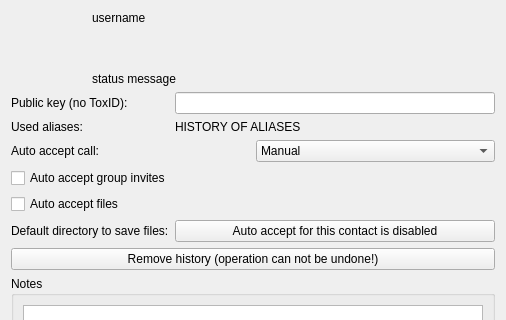
Qt form src/widget/about/aboutfriendform.ui (qTox/qTox) before a commit; both pictures show x 0 to 506 and y 0 to 320 of the 506 by 521 pixel window.
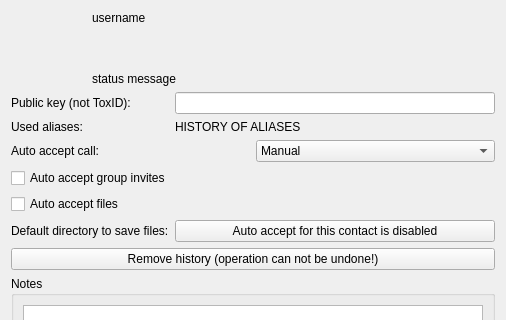
The same form after that commit. Icons and pictures are not drawn.

Commit message: fix(ui): fix typo, add plural to translation

What changed in the file:
```diff
--- a/src/widget/about/aboutfriendform.ui
+++ b/src/widget/about/aboutfriendform.ui
@@ -118,7 +118,7 @@
         <enum>Qt::LeftToRight</enum>
        </property>
        <property name="text">
-        <string>Public key (no ToxID):</string>
+        <string>Public key (not ToxID):</string>
        </property>
       </widget>
      </item>
```
The commit also changes 2 other files.
